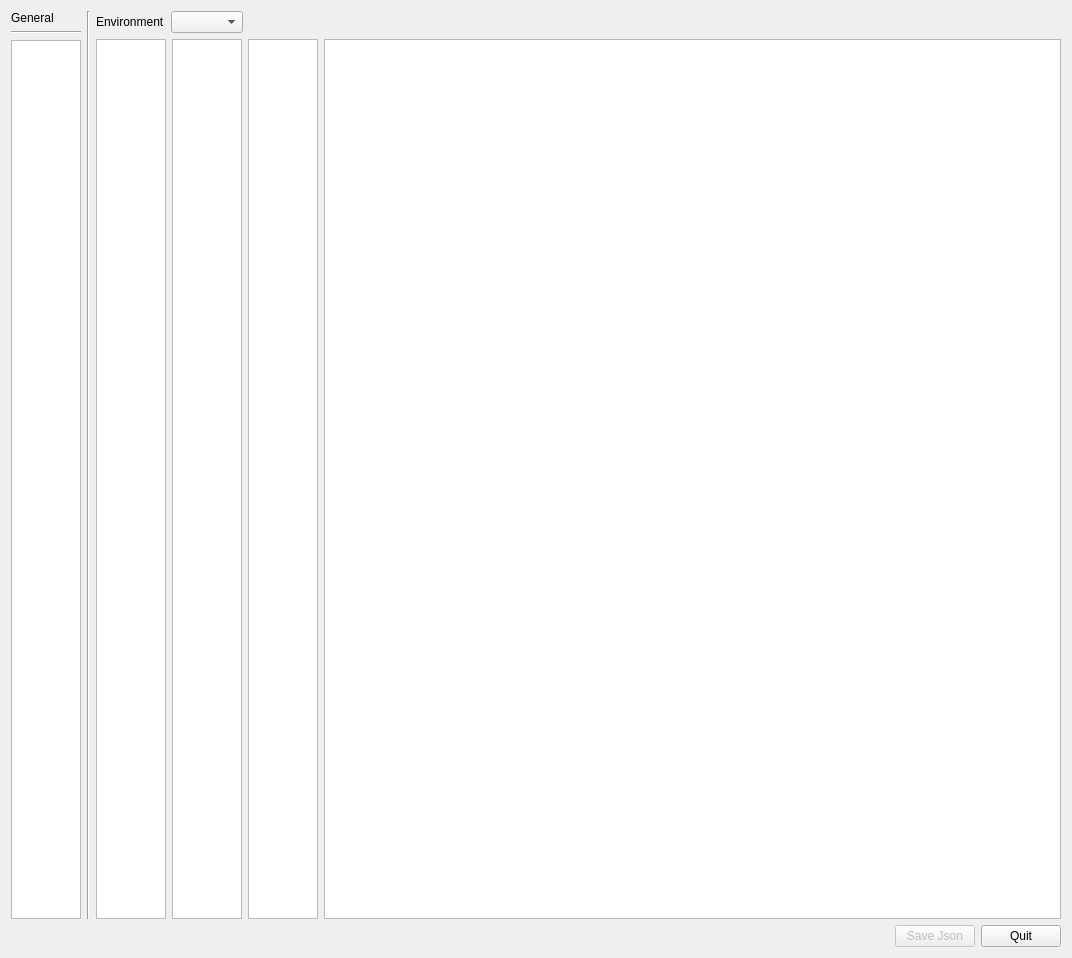
Before: the Qt Designer form DBPARAMS.ui in doubsman/DBAlbums, drawn with Qt 5.
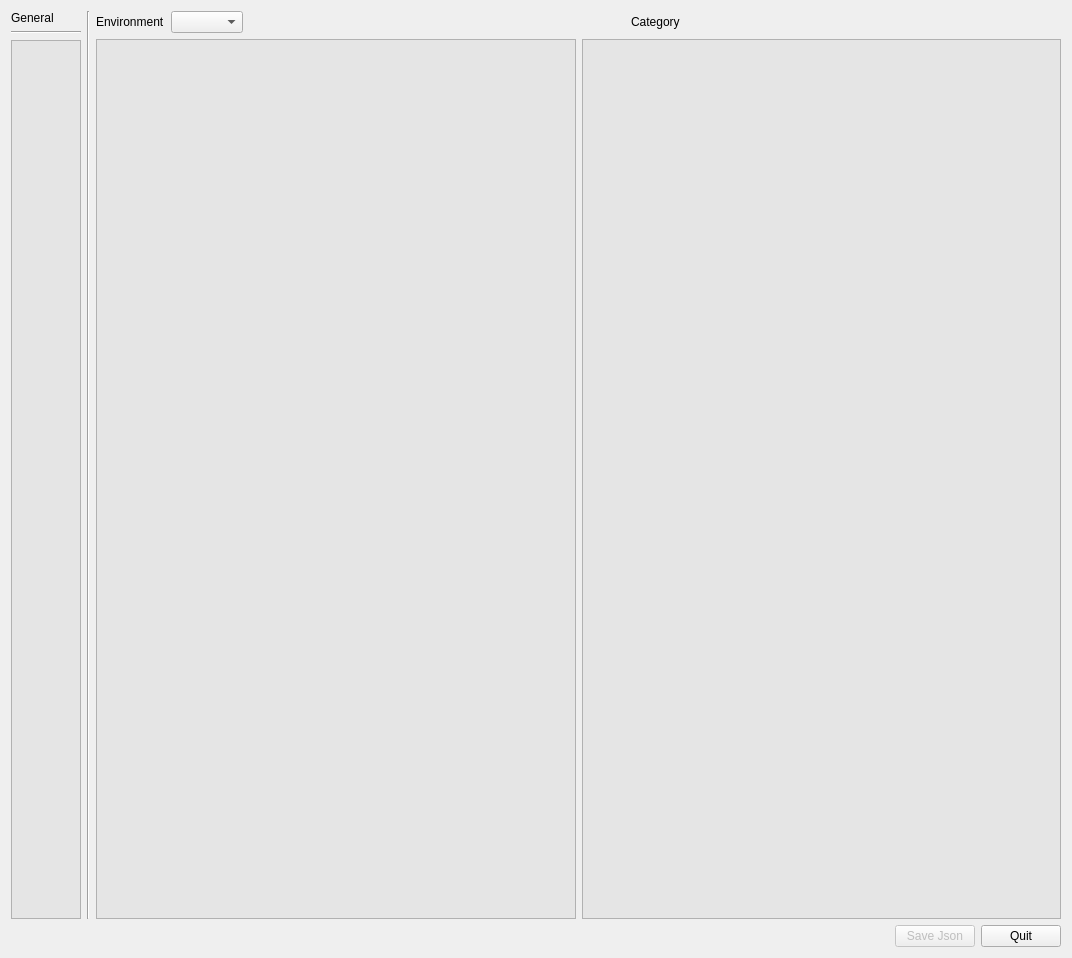
After: the same form once the commit is applied.

Commit message: 1.5 final params Gui, apply style (not save)

The edit to the form file:
```diff
--- a/DBPARAMS.ui
+++ b/DBPARAMS.ui
@@ -48,9 +48,15 @@
              <verstretch>0</verstretch>
             </sizepolicy>
            </property>
+           <property name="styleSheet">
+            <string notr="true">alternate-background-color: #D9D9D9;								background-color: #E5E5E5;</string>
+           </property>
            <property name="sizeAdjustPolicy">
             <enum>QAbstractScrollArea::AdjustToContents</enum>
            </property>
+           <property name="alternatingRowColors">
+            <bool>true</bool>
+           </property>
           </widget>
          </item>
         </layout>
@@ -92,6 +98,26 @@
              </property>
             </spacer>
            </item>
+           <item>
+            <widget class="QLabel" name="label_cate">
+             <property name="text">
+              <string>Category</string>
+             </property>
+            </widget>
+           </item>
+           <item>
+            <spacer name="horizontalSpacer_2">
+             <property name="orientation">
+              <enum>Qt::Horizontal</enum>
+             </property>
+             <property name="sizeHint" stdset="0">
+              <size>
+               <width>40</width>
+               <height>20</height>
+              </size>
+             </property>
+            </spacer>
+           </item>
           </layout>
          </item>
          <item>
@@ -107,11 +133,14 @@
                <verstretch>0</verstretch>
               </sizepolicy>
              </property>
+             <property name="styleSheet">
+              <string notr="true">alternate-background-color: #D9D9D9;								background-color: #E5E5E5;</string>
+             </property>
              <property name="sizeAdjustPolicy">
               <enum>QAbstractScrollArea::AdjustToContents</enum>
              </property>
              <property name="alternatingRowColors">
-              <bool>false</bool>
+              <bool>true</bool>
              </property>
             </widget>
            </item>
@@ -123,27 +152,17 @@
                <verstretch>0</verstretch>
               </sizepolicy>
              </property>
-             <property name="sizeAdjustPolicy">
-              <enum>QAbstractScrollArea::AdjustToContents</enum>
+             <property name="styleSheet">
+              <string notr="true">alternate-background-color: #D9D9D9;								background-color: #E5E5E5;</string>
              </property>
-            </widget>
-           </item>
-           <item>
-            <widget class="QTableWidget" name="tableWidget_listcategory">
-             <property name="sizePolicy">
-              <sizepolicy hsizetype="Minimum" vsizetype="Expanding">
-               <horstretch>0</horstretch>
-               <verstretch>0</verstretch>
-              </sizepolicy>
-             </property>
              <property name="sizeAdjustPolicy">
               <enum>QAbstractScrollArea::AdjustToContents</enum>
              </property>
+             <property name="alternatingRowColors">
+              <bool>true</bool>
+             </property>
             </widget>
            </item>
-           <item>
-            <widget class="QTableWidget" name="tableWidget_infos"/>
-           </item>
           </layout>
          </item>
         </layout>
```
The commit also changes 3 other files.
